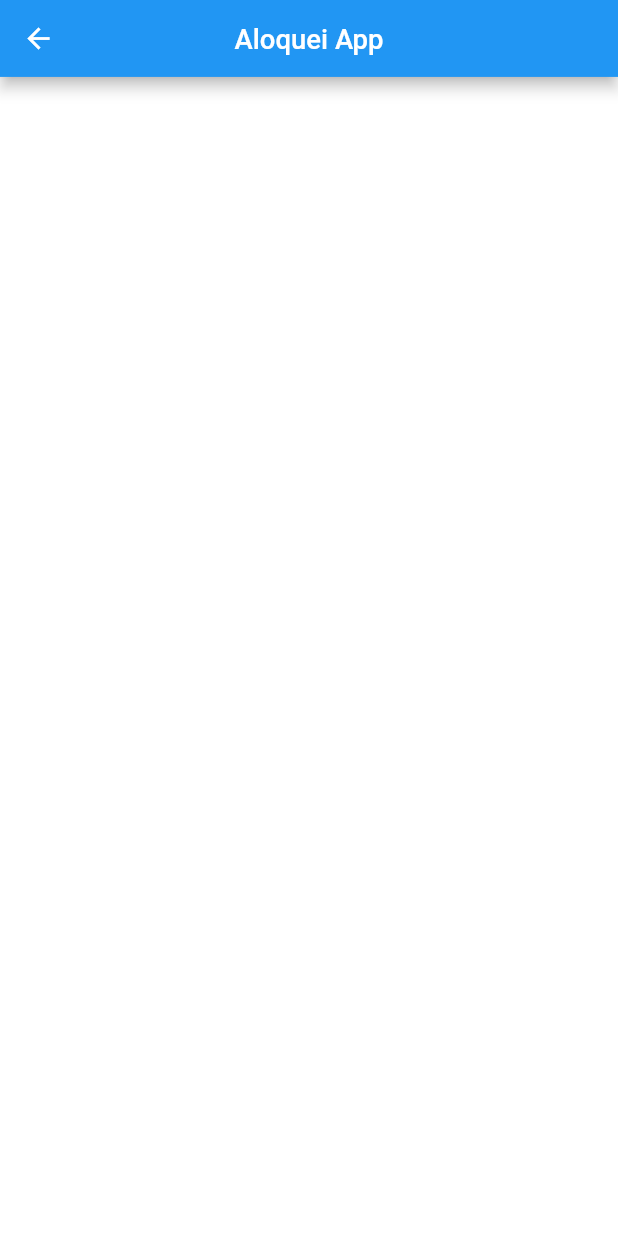
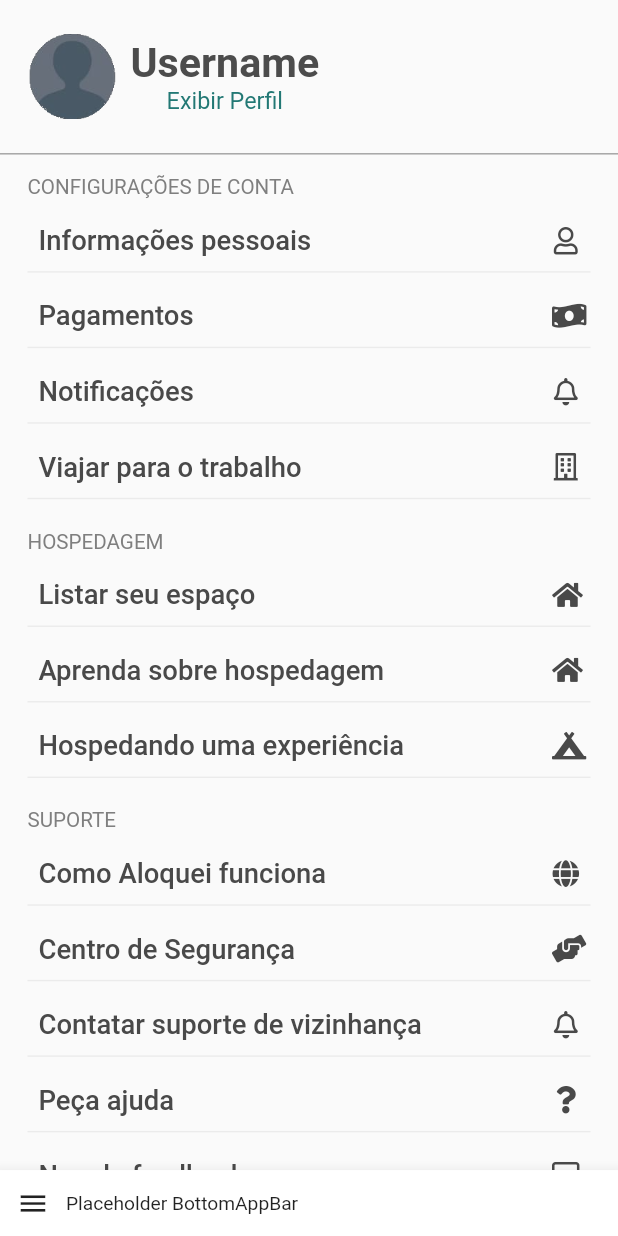
Before and after one commit to Aloquei-App/Aloquei, a Flutter app: the ProfilePage screen opened by its route, on a phone screen of 412 x 824 dp. Run offline on Flutter 3.47's test engine with Material 2 defaults, Android fonts, the light colour scheme and no system bars; our stand-ins replace bloc, cloud_firestore, equatable, firebase_auth, font_awesome_flutter, responsive_framework; accounts and stored records are empty.

Commit message:
first commit profilepage

```diff
--- /dev/null
+++ b/lib/screens/profile/components/default_button.dart
@@ -0,0 +1,38 @@
+import 'package:flutter/material.dart';
+
+class DefaultButton extends StatelessWidget {
+  final String text;
+  final VoidCallback onpressed;
+  final IconData icon;
+  final double size;
+
+  const DefaultButton(
+      {Key key, this.text, this.onpressed, this.icon, this.size})
+      : super(key: key);
+
+  @override
+  Widget build(BuildContext context) {
+    return Padding(
+        padding: const EdgeInsets.only(left: 20, right: 20, bottom: 7),
+        child: DecoratedBox(
+            decoration: BoxDecoration(
+              border: Border(
+                bottom: BorderSide(color: Color(0xFFebebeb)),
+              ),
+            ),
+            child: TextButton(
+              child: Row(
+                mainAxisAlignment: MainAxisAlignment.spaceBetween,
+                children: [
+                  Text(
+                    text,
+                    style: TextStyle(fontSize: 20.0, color: Color(0xFF494949)),
+                  ),
+                  SizedBox(width: 50),
+                  Icon(icon, color: Color(0xFF494949), size: size),
+                ],
+              ),
+              onPressed: () {},
+            )));
+  }
+}
--- /dev/null
+++ b/lib/screens/profile/components/default_subtitle.dart
@@ -0,0 +1,16 @@
+import 'package:flutter/material.dart';
+
+class DefaultSubtitle extends StatelessWidget {
+  final String text;
+
+  const DefaultSubtitle({this.text});
+
+  @override
+  Widget build(BuildContext context) {
+    return Padding(
+      padding: const EdgeInsets.only(top: 15, bottom: 5, left: 20),
+      child:
+          Text(text, style: TextStyle(fontSize: 15, color: Color(0xFF7f7f7f))),
+    );
+  }
+}
--- a/lib/screens/profile/profile.dart
+++ b/lib/screens/profile/profile.dart
@@ -1,4 +1,8 @@
+import 'package:aloquei_app/screens/profile/components/default_subtitle.dart';
 import 'package:flutter/material.dart';
+import 'package:font_awesome_flutter/font_awesome_flutter.dart';
+
+import 'components/default_button.dart';
 
 class ProfilePage extends StatelessWidget {
   const ProfilePage({Key key}) : super(key: key);
@@ -6,15 +10,158 @@
   @override
   Widget build(BuildContext context) {
     return Scaffold(
-      appBar: AppBar(
-        title: Text("Aloquei App"),
-        centerTitle: true,
+      body: ListView(children: [
+        Container(
+          child: Padding(
+              padding: EdgeInsets.only(left: 20),
+              child: Row(
+                mainAxisAlignment: MainAxisAlignment.start,
+                children: [
+                  Image(
+                    image: AssetImage('assets/prof.png'),
+                    width: 65,
+                    height: 65,
+                  ),
+                  SizedBox(width: 10),
+                  Column(
+                      mainAxisAlignment: MainAxisAlignment.center,
+                      children: [
+                        Text(
+                          'Username',
+                          style: TextStyle(
+                              fontSize: 30,
+                              color: Color(0xFF4c4c4c),
+                              fontWeight: FontWeight.bold),
+                        ),
+                        InkWell(
+                          child: Text(
+                            "Exibir Perfil",
+                            style: TextStyle(
+                                fontSize: 17, color: Color(0xFF227874)),
+                          ),
+                          onTap: () {},
+                        )
+                      ])
+                ],
+              )),
+          height: MediaQuery.of(context).size.width * 0.25,
+          decoration: BoxDecoration(
+            border: Border(bottom: BorderSide(color: Colors.grey)),
+          ),
+        ),
+        DefaultSubtitle(
+          text: 'CONFIGURAÇÕES DE CONTA',
+        ),
+        DefaultButton(
+          text: 'Informações pessoais',
+          icon: FontAwesomeIcons.user,
+          size: 20,
+          onpressed: () {},
+        ),
+        DefaultButton(
+          text: 'Pagamentos',
+          icon: FontAwesomeIcons.moneyBillWave,
+          size: 20,
+          onpressed: () {},
+        ),
+        DefaultButton(
+          text: 'Notificações',
+          icon: FontAwesomeIcons.bell,
+          size: 20,
+          onpressed: () {},
+        ),
+        DefaultButton(
+          text: 'Viajar para o trabalho',
+          icon: FontAwesomeIcons.building,
+          size: 20,
+          onpressed: () {},
+        ),
+        DefaultSubtitle(
+          text: 'HOSPEDAGEM',
+        ),
+        DefaultButton(
+          text: 'Listar seu espaço',
+          icon: FontAwesomeIcons.home,
+          size: 20,
+          onpressed: () {},
+        ),
+        DefaultButton(
+          text: 'Aprenda sobre hospedagem',
+          icon: FontAwesomeIcons.home,
+          size: 20,
+          onpressed: () {},
+        ),
+        DefaultButton(
+          text: 'Hospedando uma experiência',
+          icon: FontAwesomeIcons.campground,
+          size: 20,
+          onpressed: () {},
+        ),
+        DefaultSubtitle(
+          text: 'SUPORTE',
+        ),
+        DefaultButton(
+          text: 'Como Aloquei funciona',
+          icon: FontAwesomeIcons.globe,
+          size: 20,
+          onpressed: () {},
+        ),
+        DefaultButton(
+          text: 'Centro de Segurança',
+          icon: FontAwesomeIcons.handsHelping,
+          size: 20,
+          onpressed: () {},
+        ),
+        DefaultButton(
+          text: 'Contatar suporte de vizinhança',
+          icon: FontAwesomeIcons.bell,
+          size: 20,
+          onpressed: () {},
+        ),
+        DefaultButton(
+          text: 'Peça ajuda',
+          icon: FontAwesomeIcons.question,
+          size: 20,
+          onpressed: () {},
+        ),
+        DefaultButton(
+          text: 'Nos de feedback',
+          icon: FontAwesomeIcons.commentAlt,
+          size: 20,
+          onpressed: () {},
+        ),
+        DefaultSubtitle(
+          text: 'LEGAL',
+        ),
+        DefaultButton(
+          text: 'Termos do Serviço',
+          icon: FontAwesomeIcons.fileAlt,
+          size: 20,
+          onpressed: () {},
+        ),
+        DefaultButton(
+          text: 'Desconectar',
+          icon: FontAwesomeIcons.plug,
+          size: 20,
+          onpressed: () {},
+        ),
+        Padding(
+          padding: EdgeInsets.only(top: 10, bottom: 15),
+          child: Center(
+              child: Text(
+            'Versão Development',
+            style: TextStyle(color: Colors.grey),
+          )),
+        )
+      ]),
+      bottomNavigationBar: BottomAppBar(
+        child: Row(
+          children: [
+            IconButton(icon: Icon(Icons.menu), onPressed: () {}),
+            Text("Placeholder BottomAppBar")
+          ],
+        ),
       ),
-      body: Center(
-        child: Container(
-          color: Colors.white,
-        ),
-      ), // This trailing comma makes auto-formatting nicer for build methods.
     );
   }
 }
--- a/pubspec.yaml
+++ b/pubspec.yaml
@@ -56,6 +56,8 @@
   # the material Icons class.
   uses-material-design: true
 
+  assets:
+    - assets/prof.png
   # To add assets to your application, add an assets section, like this:
   # assets:
   #   - images/a_dot_burr.jpeg
```
Also changed, not shown: assets/prof.png (added), pubspec.lock.
